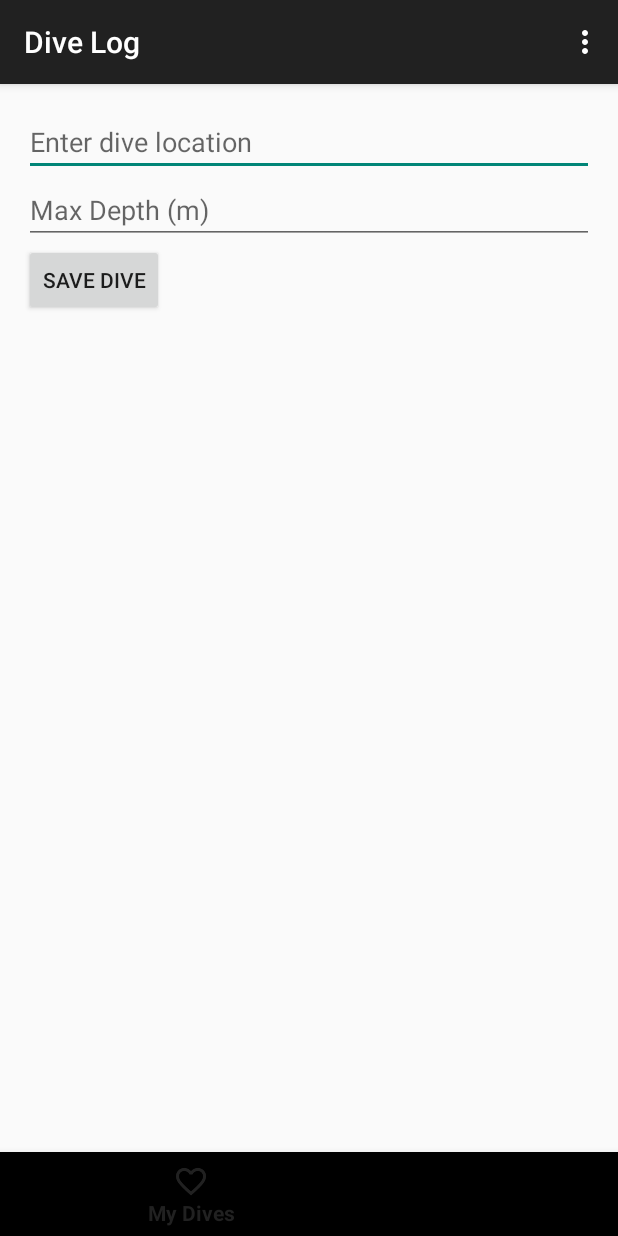
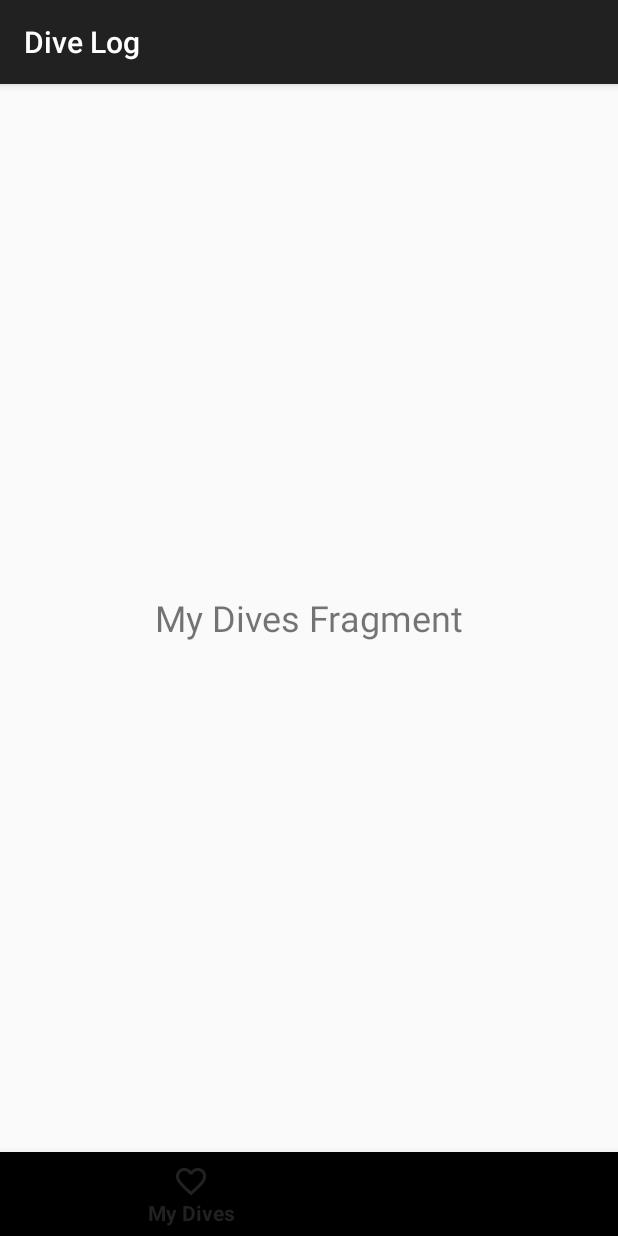
Before and after one commit to ChrisMaher3/Dive-Log, an Android app: the screen it shows after launch (MainActivity), item 2 of the bottom bar chosen, on a phone screen of 412 x 824 dp. Run offline under Robolectric (Android 15) with nearby library versions, the phone set to English and light mode, and no system bars.

Commit message:
Add Dive Fragment

```diff
--- /dev/null
+++ b/app/src/main/java/com/example/divelog/AddDiveFragment.kt
@@ -0,0 +1,40 @@
+package com.example.divelog
+
+import android.os.Bundle
+import android.view.LayoutInflater
+import android.view.View
+import android.view.ViewGroup
+import android.widget.Button
+import android.widget.EditText
+import android.widget.Toast
+import androidx.fragment.app.Fragment
+
+class AddDiveFragment : Fragment() {
+
+    override fun onCreateView(
+        inflater: LayoutInflater,
+        container: ViewGroup?,
+        savedInstanceState: Bundle?
+    ): View? {
+        // Inflate the layout for this fragment
+        val view = inflater.inflate(R.layout.fragment_add_dive, container, false)
+
+        // Get references to the EditText fields and the button
+        val diveLocation: EditText = view.findViewById(R.id.diveLocation)
+        val maxDepth: EditText = view.findViewById(R.id.maxDepth)
+        val saveDiveButton: Button = view.findViewById(R.id.saveDiveButton)
+
+        // Set an OnClickListener on the save dive button
+        saveDiveButton.setOnClickListener {
+            // For debugging purposes, show a Toast
+            val location = diveLocation.text.toString()
+            val depth = maxDepth.text.toString()
+            Toast.makeText(requireContext(), "Save Dive Button Clicked\nLocation: $location\nMax Depth: $depth", Toast.LENGTH_SHORT).show()
+
+            // Here you would handle saving the dive details
+            // For example, save to a database or local storage
+        }
+
+        return view
+    }
+}
--- a/app/src/main/java/com/example/divelog/MainActivity.kt
+++ b/app/src/main/java/com/example/divelog/MainActivity.kt
@@ -4,42 +4,59 @@ import android.os.Bundle
 import android.view.Menu
 import android.view.MenuItem
 import androidx.appcompat.app.AppCompatActivity
+import androidx.fragment.app.Fragment
+import com.google.android.material.bottomnavigation.BottomNavigationView
 
 class MainActivity : AppCompatActivity() {
 
     override fun onCreate(savedInstanceState: Bundle?) {
         super.onCreate(savedInstanceState)
-        setContentView(R.layout.activity_main) // Ensure this points to your correct layout file
+        setContentView(R.layout.activity_main)
+
+        // Load the default fragment (AddDiveFragment) when the activity starts
+        if (savedInstanceState == null) {
+            loadFragment(AddDiveFragment()) // Load the AddDiveFragment as the default
+        }
+
+        // Set up the BottomNavigationView
+        val bottomNavigation: BottomNavigationView = findViewById(R.id.bottom_navigation)
+        bottomNavigation.setOnNavigationItemSelectedListener { menuItem ->
+            when (menuItem.itemId) {
+                R.id.action_add_dive -> {
+                    loadFragment(AddDiveFragment()) // Load the AddDiveFragment when selected
+                    true
+                }
+                R.id.action_diver_planner -> {
+                    loadFragment(DiverPlannerFragment()) // Load the DiverPlannerFragment
+                    true
+                }
+                R.id.action_my_dives -> {
+                    loadFragment(MyDivesFragment()) // Load the MyDivesFragment
+                    true
+                }
+                R.id.action_profile -> {
+                    loadFragment(ProfileFragment()) // Load the ProfileFragment
+                    true
+                }
+                R.id.action_settings -> {
+                    loadFragment(SettingsFragment()) // Load the SettingsFragment
+                    true
+                }
+                else -> false
+            }
+        }
     }
 
+    // Inflate the menu for the bottom navigation (not used here anymore)
     override fun onCreateOptionsMenu(menu: Menu): Boolean {
-        menuInflater.inflate(R.menu.bottom_nav_menu, menu) // Inflate the menu
         return true
     }
 
-    override fun onOptionsItemSelected(item: MenuItem): Boolean {
-        return when (item.itemId) {
-            R.id.action_diver_planner -> {
-                // Handle Diver Planner action
-                true
-            }
-            R.id.action_my_dives -> {
-                // Handle My Dives action
-                true
-            }
-            R.id.action_add_dive -> {
-                // Handle Add Dive action
-                true
-            }
-            R.id.action_profile -> {
-                // Handle Profile action
-                true
-            }
-            R.id.action_settings -> {
-                // Handle Settings action
-                true
-            }
-            else -> super.onOptionsItemSelected(item)
-        }
+    // Function to load a specified fragment into the fragment container
+    private fun loadFragment(fragment: Fragment) {
+        val transaction = supportFragmentManager.beginTransaction()
+        transaction.replace(R.id.fragment_container, fragment) // Replace the existing fragment
+        transaction.addToBackStack(null) // Optional: Add this transaction to the back stack for navigation
+        transaction.commit() // Commit the transaction to apply changes
     }
 }
--- /dev/null
+++ b/app/src/main/java/com/example/divelog/MyDivesFragment.kt
@@ -0,0 +1,16 @@
+package com.example.divelog
+
+import android.os.Bundle
+import android.view.LayoutInflater
+import android.view.View
+import android.view.ViewGroup
+import androidx.fragment.app.Fragment
+
+class MyDivesFragment : Fragment() {
+    override fun onCreateView(
+        inflater: LayoutInflater, container: ViewGroup?,
+        savedInstanceState: Bundle?
+    ): View? {
+        return inflater.inflate(R.layout.fragment_my_dives, container, false)
+    }
+}
--- a/app/src/main/res/layout/activity_main.xml
+++ b/app/src/main/res/layout/activity_main.xml
@@ -5,31 +5,12 @@
     android:layout_width="match_parent"
     android:layout_height="match_parent">
 
-    <LinearLayout
+    <!-- Fragment container for displaying different fragments -->
+    <FrameLayout
+        android:id="@+id/fragment_container"
         android:layout_width="match_parent"
-        android:layout_height="wrap_content"
-        android:orientation="vertical"
-        android:padding="16dp">
-
-        <EditText
-            android:id="@+id/diveLocation"
-            android:layout_width="match_parent"
-            android:layout_height="wrap_content"
-            android:hint="Enter dive location" />
-
-        <EditText
-            android:id="@+id/maxDepth"
-            android:layout_width="match_parent"
-            android:layout_height="wrap_content"
-            android:hint="Max Depth (m)" />
-
-        <Button
-            android:id="@+id/saveDiveButton"
-            android:layout_width="wrap_content"
-            android:layout_height="wrap_content"
-            android:text="Save Dive" />
-
-    </LinearLayout>
+        android:layout_height="match_parent"
+        android:layout_above="@id/bottom_navigation" /> <!-- Positioned above the navigation -->
 
     <com.google.android.material.bottomnavigation.BottomNavigationView
         android:id="@+id/bottom_navigation"
--- /dev/null
+++ b/app/src/main/res/layout/fragment_my_dives.xml
@@ -0,0 +1,14 @@
+<?xml version="1.0" encoding="utf-8"?>
+<LinearLayout
+    xmlns:android="http://schemas.android.com/apk/res/android"
+    android:layout_width="match_parent"
+    android:layout_height="match_parent"
+    android:orientation="vertical"
+    android:gravity="center">
+
+    <TextView
+        android:layout_width="wrap_content"
+        android:layout_height="wrap_content"
+        android:text="My Dives Fragment"
+        android:textSize="24sp"/>
+</LinearLayout>
--- a/app/src/main/res/values/strings.xml
+++ b/app/src/main/res/values/strings.xml
@@ -1,3 +1,5 @@
 <resources>
     <string name="app_name">Dive Log</string>
+    <!-- TODO: Remove or change this placeholder text -->
+    <string name="hello_blank_fragment">Hello blank fragment</string>
 </resources>
```
Also changed, not shown: app/src/main/java/com/example/divelog/DiverPlannerFragment.kt (added, +16 -0 lines), app/src/main/java/com/example/divelog/ProfileFragment.kt (added, +16 -0 lines), app/src/main/java/com/example/divelog/SettingsFragment.kt (added, +16 -0 lines), app/src/main/res/layout/fragment_add_dive.xml (added, +26 -0 lines), app/src/main/res/layout/fragment_diver_planner.xml (added, +14 -0 lines), app/src/main/res/layout/fragment_profile.xml (added, +14 -0 lines), app/src/main/res/layout/fragment_settings.xml (added, +14 -0 lines).
